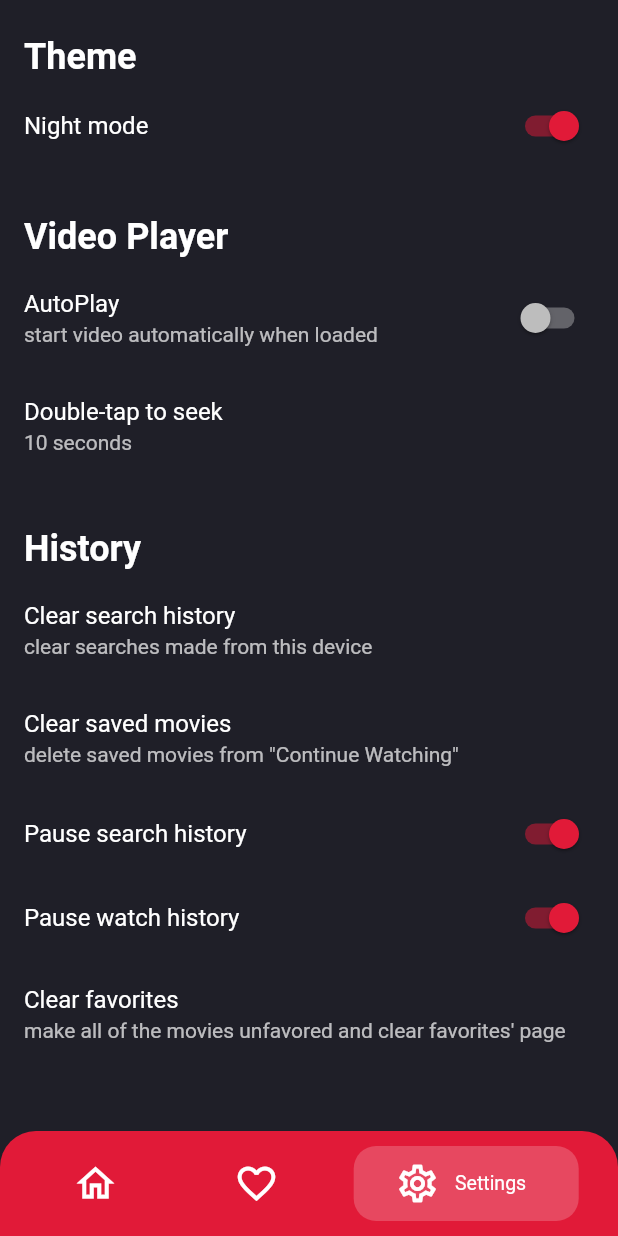
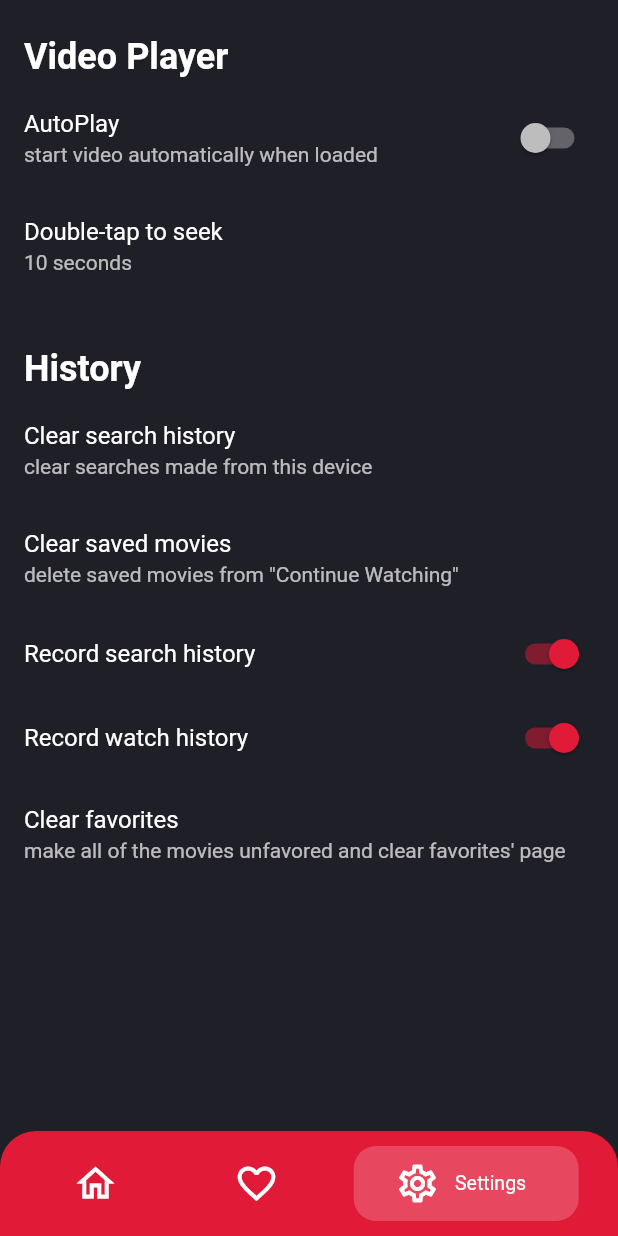
Before and after one commit to kume1a/movies, a Flutter app: the screen it shows after launch, item 3 of the bottom bar chosen, on a phone screen of 412 x 824 dp. Run offline on Flutter 3.47's test engine with Material 2 defaults, Android fonts, the phone set to English and light mode, and no system bars; our stand-ins replace bloc, dartz, flutter_bloc, freezed_annotation, get_it, hive and 4 more; accounts and stored records are empty; generated files the repository leaves out were written again; network calls fail.

Commit message:
removed theme from settings and changed pause labels. Fixed orientation lock bug when switching to one of related movie

```diff
--- a/lib/src/application/stream/stream_event.dart
+++ b/lib/src/application/stream/stream_event.dart
@@ -3,6 +3,8 @@ part of 'stream_bloc.dart';
 @freezed
 abstract class StreamEvent with _$StreamEvent {
   const factory StreamEvent.settingsFetched(StreamSettings settings) = _SettingsFetched;
+
+  const factory StreamEvent.movieChanged(MovieData movie) = _MovieChanged;
 
   const factory StreamEvent.seasonChanged(int season) = _SeasonChanged;
   const factory StreamEvent.episodeChanged(int episode) = _EpisodeChanged;
--- a/lib/src/application/stream/stream_state.dart
+++ b/lib/src/application/stream/stream_state.dart
@@ -4,6 +4,7 @@ part of 'stream_bloc.dart';
 abstract class StreamState with _$StreamState {
   const factory StreamState(
     StreamSettings settings,
+    Option<MovieData> movie,
     Option<SeasonFiles> seasonFilesOption,
     Option<Movies> relatedOption,
     Option<String> videoSrcOption,
@@ -19,6 +20,7 @@ abstract class StreamState with _$StreamState {
 
   factory StreamState.initial() => StreamState(
         StreamSettings.initial(),
+        none(),
         none(),
         none(),
         none(),
--- a/lib/src/presentation/screens/settings/settings_page.dart
+++ b/lib/src/presentation/screens/settings/settings_page.dart
@@ -21,8 +21,8 @@ class SettingsPageContent extends StatelessWidget {
     return ListView(
       children: <Widget>[
         const SizedBox(height: 24),
-        ..._themeSection(context),
-        const SizedBox(height: 32),
+        // ..._themeSection(context),
+        // const SizedBox(height: 32),
         ..._videoPlayerSection(context),
         const SizedBox(height: 32),
         ..._historySection(context),
@@ -31,27 +31,27 @@ class SettingsPageContent extends StatelessWidget {
     );
   }
 
-  List<Widget> _themeSection(BuildContext context) {
-    return <Widget>[
-      Padding(
-        padding: const EdgeInsets.only(left: 16, bottom: 4),
-        child: Text('Theme', style: prB24),
-      ),
-      BlocBuilder<SettingsBloc, SettingsState>(
-        buildWhen: (SettingsState prev, SettingsState curr) =>
-            prev.nightModeEnabled != curr.nightModeEnabled,
-        builder: (BuildContext context, SettingsState state) {
-          return SwitchListTile(
-            value: state.nightModeEnabled,
-            title: Text('Night mode'),
-            onChanged: (bool value) {
-              context.read<SettingsBloc>().add(SettingsEvent.nightModeSwitched(value));
-            },
-          );
-        },
-      ),
-    ];
-  }
+  // List<Widget> _themeSection(BuildContext context) {
+  //   return <Widget>[
+  //     Padding(
+  //       padding: const EdgeInsets.only(left: 16, bottom: 4),
+  //       child: Text('Theme', style: prB24),
+  //     ),
+  //     BlocBuilder<SettingsBloc, SettingsState>(
+  //       buildWhen: (SettingsState prev, SettingsState curr) =>
+  //           prev.nightModeEnabled != curr.nightModeEnabled,
+  //       builder: (BuildContext context, SettingsState state) {
+  //         return SwitchListTile(
+  //           value: state.nightModeEnabled,
+  //           title: Text('Night mode'),
+  //           onChanged: (bool value) {
+  //             context.read<SettingsBloc>().add(SettingsEvent.nightModeSwitched(value));
+  //           },
+  //         );
+  //       },
+  //     ),
+  //   ];
+  // }
 
   List<Widget> _videoPlayerSection(BuildContext context) {
     return <Widget>[
@@ -129,7 +129,7 @@ class SettingsPageContent extends StatelessWidget {
         builder: (BuildContext context, SettingsState state) {
           return SwitchListTile(
             value: state.recordSearchHistoryEnabled,
-            title: Text('Pause search history'),
+            title: Text('Record search history'),
             onChanged: (bool value) {
               context.read<SettingsBloc>().add(SettingsEvent.searchHistoryEnabledSwitched(value));
             },
@@ -142,7 +142,7 @@ class SettingsPageContent extends StatelessWidget {
         builder: (BuildContext context, SettingsState state) {
           return SwitchListTile(
             value: state.recordWatchHistoryEnabled,
-            title: Text('Pause watch history'),
+            title: Text('Record watch history'),
             onChanged: (bool value) {
               context.read<SettingsBloc>().add(SettingsEvent.watchHistoryEnabledSwitched(value));
             },
--- a/lib/src/presentation/screens/stream/stream_page.dart
+++ b/lib/src/presentation/screens/stream/stream_page.dart
@@ -29,7 +29,8 @@ class StreamPage extends StatelessWidget {
   @override
   Widget build(BuildContext context) {
     return BlocProvider<StreamBloc>(
-      create: (_) => getIt<StreamBloc>(param1: movie)
+      create: (_) => getIt<StreamBloc>()
+        ..add(StreamEvent.movieChanged(movie))
         ..add(StreamEvent.startPositionChanged(startAt))
         ..add(StreamEvent.seasonChanged(seasonNumber))
         ..add(StreamEvent.episodeChanged(episodeNumber))
```
Also changed, not shown: lib/src/application/stream/stream_bloc.dart (+15 -8 lines), lib/src/presentation/screens/stream/widgets/episode_drawer.dart (+5 -7 lines), lib/src/presentation/screens/stream/widgets/related_movies.dart (+5 -7 lines), lib/src/application/stream/stream_bloc.freezed.dart, lib/src/di/injection.config.dart, 1 other file.
